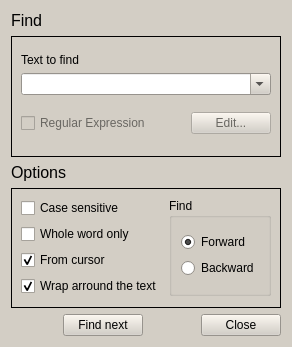
This is trunc/src/finddialog.ui in PLLUG/kuzya as Qt 5 draws it before an edit. The edited form follows.
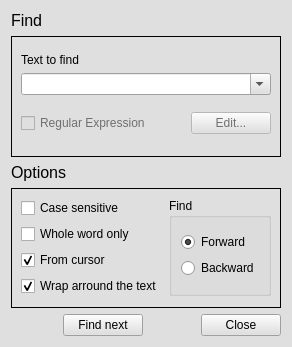
This is the edited form.

Commit message: 1.annoying application fontChange Bug was resolved 2.modality of the form finddialog was setted to "nonModal" 3.Pallete color of the forms was changed to rgb(244,243,243)

Diff of the .ui file:
```diff
--- a/trunc/src/finddialog.ui
+++ b/trunc/src/finddialog.ui
@@ -46,9 +46,9 @@
      <colorrole role="Button">
       <brush brushstyle="SolidPattern">
        <color alpha="255">
-        <red>211</red>
-        <green>206</green>
-        <blue>197</blue>
+        <red>224</red>
+        <green>223</green>
+        <blue>223</blue>
        </color>
       </brush>
      </colorrole>
@@ -64,27 +64,27 @@
      <colorrole role="Midlight">
       <brush brushstyle="SolidPattern">
        <color alpha="255">
-        <red>233</red>
-        <green>230</green>
-        <blue>226</blue>
+        <red>239</red>
+        <green>239</green>
+        <blue>239</blue>
        </color>
       </brush>
      </colorrole>
      <colorrole role="Dark">
       <brush brushstyle="SolidPattern">
        <color alpha="255">
-        <red>105</red>
-        <green>103</green>
-        <blue>98</blue>
+        <red>112</red>
+        <green>111</green>
+        <blue>111</blue>
        </color>
       </brush>
      </colorrole>
      <colorrole role="Mid">
       <brush brushstyle="SolidPattern">
        <color alpha="255">
-        <red>141</red>
-        <green>137</green>
-        <blue>131</blue>
+        <red>149</red>
+        <green>149</green>
+        <blue>149</blue>
        </color>
       </brush>
      </colorrole>
@@ -127,9 +127,9 @@
      <colorrole role="Window">
       <brush brushstyle="SolidPattern">
        <color alpha="255">
-        <red>211</red>
-        <green>206</green>
-        <blue>197</blue>
+        <red>224</red>
+        <green>223</green>
+        <blue>223</blue>
        </color>
       </brush>
      </colorrole>
@@ -145,9 +145,9 @@
      <colorrole role="AlternateBase">
       <brush brushstyle="SolidPattern">
        <color alpha="255">
-        <red>233</red>
-        <green>230</green>
-        <blue>226</blue>
+        <red>239</red>
+        <green>239</green>
+        <blue>239</blue>
        </color>
       </brush>
      </colorrole>
@@ -183,9 +183,9 @@
      <colorrole role="Button">
       <brush brushstyle="SolidPattern">
        <color alpha="255">
-        <red>211</red>
-        <green>206</green>
-        <blue>197</blue>
+        <red>224</red>
+        <green>223</green>
+        <blue>223</blue>
        </color>
       </brush>
      </colorrole>
@@ -201,27 +201,27 @@
      <colorrole role="Midlight">
       <brush brushstyle="SolidPattern">
        <color alpha="255">
-        <red>233</red>
-        <green>230</green>
-        <blue>226</blue>
+        <red>239</red>
+        <green>239</green>
+        <blue>239</blue>
        </color>
       </brush>
      </colorrole>
      <colorrole role="Dark">
       <brush brushstyle="SolidPattern">
        <color alpha="255">
-        <red>105</red>
-        <green>103</green>
-        <blue>98</blue>
+        <red>112</red>
+        <green>111</green>
+        <blue>111</blue>
        </color>
       </brush>
      </colorrole>
      <colorrole role="Mid">
       <brush brushstyle="SolidPattern">
        <color alpha="255">
-        <red>141</red>
-        <green>137</green>
-        <blue>131</blue>
+        <red>149</red>
+        <green>149</green>
+        <blue>149</blue>
        </color>
       </brush>
      </colorrole>
@@ -264,9 +264,9 @@
      <colorrole role="Window">
       <brush brushstyle="SolidPattern">
        <color alpha="255">
-        <red>211</red>
-        <green>206</green>
-        <blue>197</blue>
+        <red>224</red>
+        <green>223</green>
+        <blue>223</blue>
        </color>
       </brush>
      </colorrole>
@@ -282,9 +282,9 @@
      <colorrole role="AlternateBase">
       <brush brushstyle="SolidPattern">
        <color alpha="255">
-        <red>233</red>
-        <green>230</green>
-        <blue>226</blue>
+        <red>239</red>
+        <green>239</green>
+        <blue>239</blue>
        </color>
       </brush>
      </colorrole>
@@ -311,18 +311,18 @@
      <colorrole role="WindowText">
       <brush brushstyle="SolidPattern">
        <color alpha="255">
-        <red>105</red>
-        <green>103</green>
-        <blue>98</blue>
+        <red>112</red>
+        <green>111</green>
+        <blue>111</blue>
        </color>
       </brush>
      </colorrole>
      <colorrole role="Button">
       <brush brushstyle="SolidPattern">
        <color alpha="255">
-        <red>211</red>
-        <green>206</green>
-        <blue>197</blue>
+        <red>224</red>
+        <green>223</green>
+        <blue>223</blue>
        </color>
       </brush>
      </colorrole>
@@ -338,36 +338,36 @@
      <colorrole role="Midlight">
       <brush brushstyle="SolidPattern">
        <color alpha="255">
-        <red>233</red>
-        <green>230</green>
-        <blue>226</blue>
+        <red>239</red>
+        <green>239</green>
+        <blue>239</blue>
        </color>
       </brush>
      </colorrole>
      <colorrole role="Dark">
       <brush brushstyle="SolidPattern">
        <color alpha="255">
-        <red>105</red>
-        <green>103</green>
-        <blue>98</blue>
+        <red>112</red>
+        <green>111</green>
+        <blue>111</blue>
        </color>
       </brush>
      </colorrole>
      <colorrole role="Mid">
       <brush brushstyle="SolidPattern">
        <color alpha="255">
-        <red>141</red>
-        <green>137</green>
-        <blue>131</blue>
+        <red>149</red>
+        <green>149</green>
+        <blue>149</blue>
        </color>
       </brush>
      </colorrole>
      <colorrole role="Text">
       <brush brushstyle="SolidPattern">
        <color alpha="255">
-        <red>105</red>
-        <green>103</green>
-        <blue>98</blue>
+        <red>112</red>
+        <green>111</green>
+        <blue>111</blue>
        </color>
       </brush>
      </colorrole>
@@ -383,27 +383,27 @@
      <colorrole role="ButtonText">
       <brush brushstyle="SolidPattern">
        <color alpha="255">
-        <red>105</red>
-        <green>103</green>
-        <blue>98</blue>
+        <red>112</red>
+        <green>111</green>
+        <blue>111</blue>
        </color>
       </brush>
      </colorrole>
      <colorrole role="Base">
       <brush brushstyle="SolidPattern">
        <color alpha="255">
-        <red>211</red>
-        <green>206</green>
-        <blue>197</blue>
+        <red>224</red>
+        <green>223</green>
+        <blue>223</blue>
        </color>
       </brush>
      </colorrole>
      <colorrole role="Window">
       <brush brushstyle="SolidPattern">
        <color alpha="255">
-        <red>211</red>
-        <green>206</green>
-        <blue>197</blue>
+        <red>224</red>
+        <green>223</green>
+        <blue>223</blue>
        </color>
       </brush>
      </colorrole>
@@ -419,9 +419,9 @@
      <colorrole role="AlternateBase">
       <brush brushstyle="SolidPattern">
        <color alpha="255">
-        <red>211</red>
-        <green>206</green>
-        <blue>197</blue>
+        <red>224</red>
+        <green>223</green>
+        <blue>223</blue>
        </color>
       </brush>
      </colorrole>
```
Left out of the diff: 5 changed lines with no effect on the pictures. The commit also changes 9 other files.
